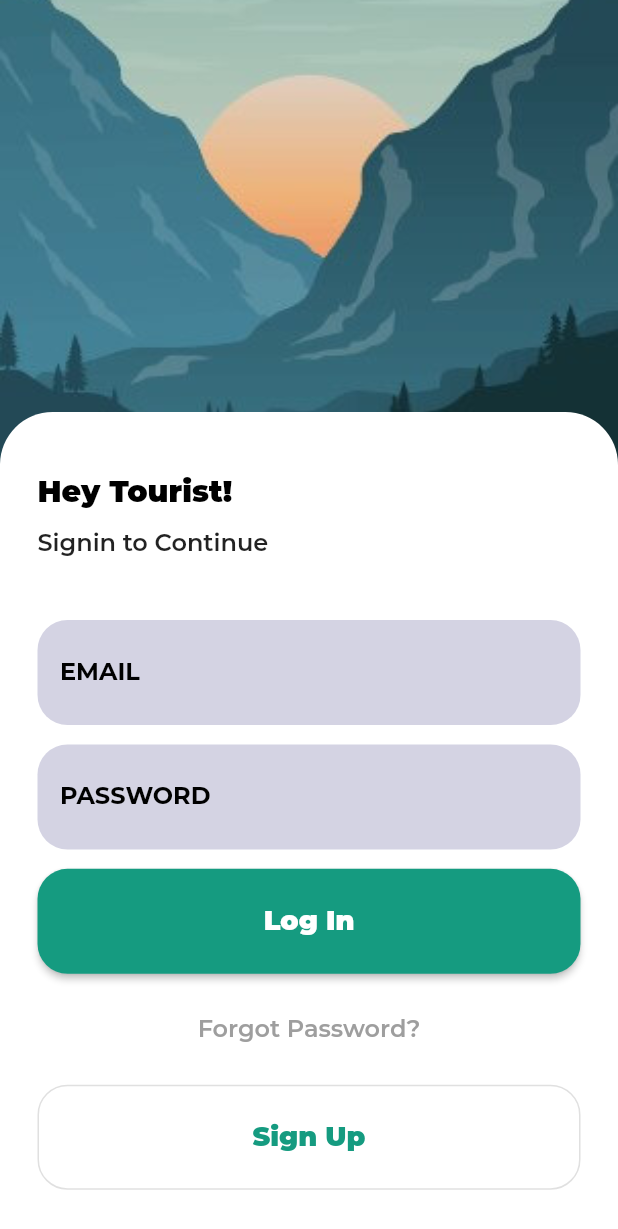
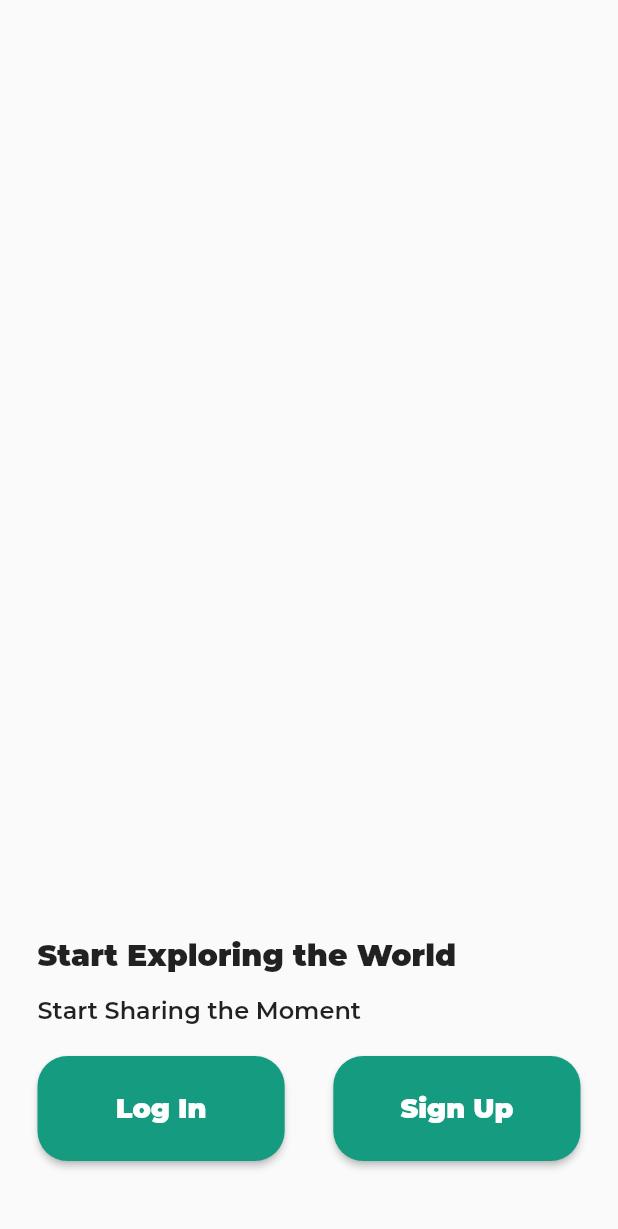
Before and after one commit to amaan-0331/project_hp, a Flutter app: the screen it shows after launch, on a phone screen of 412 x 824 dp. Shown: the top 1229 px of the screen. Run offline on Flutter 3.47's test engine with Material 2 defaults, Android fonts, the phone set to English and light mode, and no system bars; our stand-ins replace cloud_firestore, firebase_auth, firebase_core, flutter_spinkit, logger, shared_preferences; accounts and stored records are empty; project files that could hold a hidden picture were left out.

Commit message:
feat(multi) auth screen completed

```diff
--- a/lib/components/button/main_button.dart
+++ b/lib/components/button/main_button.dart
@@ -3,16 +3,16 @@ import 'package:flutter/material.dart';
 class MainButton extends StatelessWidget {
   const MainButton(
       {Key? key,
-      required this.size,
       required this.btnText,
       required this.btnFunc,
+      required this.btnWidth,
       this.tagName = ''})
       : super(key: key);
 
-  final Size size;
   final String btnText;
   final Function() btnFunc;
   final Object tagName;
+  final double btnWidth;
 
   @override
   Widget build(BuildContext context) {
@@ -22,9 +22,8 @@ class MainButton extends StatelessWidget {
         onPressed: btnFunc,
         child: Text(btnText),
         style: ElevatedButton.styleFrom(
-          fixedSize: Size(size.width, 70),
-          padding:
-              EdgeInsets.symmetric(horizontal: size.width / 8, vertical: 23),
+          fixedSize: Size(btnWidth, 70),
+          // padding:EdgeInsets.symmetric(horizontal: size.width / 8, vertical: 23),
         ),
       ),
     );
--- a/lib/main.dart
+++ b/lib/main.dart
@@ -13,6 +13,7 @@ Future<void> main() async {
       ChangeNotifierProvider(create: (context) => AuthProvider()),
       ChangeNotifierProvider(create: (context) => LoginProvider()),
       ChangeNotifierProvider(create: (context) => SignUpProvider()),
+      ChangeNotifierProvider(create: (context) => ForgotPasswordProvider()),
     ],
     child: MyApp(),
   ));
--- a/lib/screens/login_screen/login_screen_content.dart
+++ b/lib/screens/auth_screen/login_screen_content.dart
@@ -5,14 +5,14 @@ import 'package:project_hp/components/button/secondary_button.dart';
 import 'package:project_hp/components/button/text_button.dart';
 import 'package:project_hp/components/text_input/text_input.dart';
 import 'package:project_hp/providers/auth_providers/auth_provider.dart';
-import 'package:project_hp/screens/forgot_password/forgot_password.dart';
-import 'package:project_hp/screens/signup_screen/signup_screen.dart';
+import 'package:project_hp/screens/auth_screen/auth_screen.dart';
+import 'package:project_hp/utils/constants.dart';
 import 'package:project_hp/utils/functions.dart';
 import 'package:project_hp/utils/validator.dart';
 import 'package:provider/provider.dart';
 
-class LoginContent extends StatefulWidget {
-  const LoginContent({
+class LogInScreenContent extends StatefulWidget {
+  const LogInScreenContent({
     Key? key,
     required this.size,
   }) : super(key: key);
@@ -20,16 +20,16 @@ class LoginContent extends StatefulWidget {
   final Size size;
 
   @override
-  _LoginContentState createState() => _LoginContentState();
+  _LogInScreenContentState createState() => _LogInScreenContentState();
 }
 
-class _LoginContentState extends State<LoginContent> {
+class _LogInScreenContentState extends State<LogInScreenContent> {
   @override
   Widget build(BuildContext context) {
     return Consumer<LoginProvider>(
       builder: (context, value, child) {
         return Form(
-          key: value.getFormKey,
+          key: value.getLoginFormKey,
           child: Column(
             crossAxisAlignment: CrossAxisAlignment.start,
             mainAxisAlignment: MainAxisAlignment.spaceEvenly,
@@ -65,15 +65,16 @@ class _LoginContentState extends State<LoginContent> {
                   ? UtilFuncs.loader
                   : MainButton(
                       tagName: 'logInBtn',
-                      size: widget.size,
                       btnText: 'Log In',
+                      btnWidth: widget.size.width,
                       btnFunc: () => value.startLoginProcess(context),
                     ),
               TextOnlyButton(
                 tagName: 'forgotPasswordBtn',
                 btnFunc: () {
                   Logger().wtf('Dude forgot the password!!! ;))');
-                  NavigatorFuncs.navigateToNoBack(context, ForgotPassword());
+                  NavigatorFuncs.navigateToNoBack(context,
+                      AuthScreen(userSelection: Screens.forgotPasswordScreen));
                 },
                 btnText: 'Forgot Password?',
               ),
@@ -81,8 +82,8 @@ class _LoginContentState extends State<LoginContent> {
                   tagName: 'signUpBtn',
                   size: widget.size,
                   btnText: 'Sign Up',
-                  btnFunc: () =>
-                      NavigatorFuncs.navigateToNoBack(context, SignUpScreen())),
+                  btnFunc: () => NavigatorFuncs.navigateToNoBack(context,
+                      AuthScreen(userSelection: Screens.signUpScreen))),
               SizedBox(
                 height: 5,
               ),
--- /dev/null
+++ b/lib/screens/auth_screen/welcome_screen.dart
@@ -0,0 +1,72 @@
+import 'package:flutter/material.dart';
+import 'package:project_hp/components/button/main_button.dart';
+import 'package:project_hp/screens/auth_screen/auth_screen.dart';
+import 'package:project_hp/utils/constants.dart';
+import 'package:project_hp/utils/functions.dart';
+
+class WelcomeScreen extends StatefulWidget {
+  WelcomeScreen({Key? key}) : super(key: key);
+
+  @override
+  _WelcomeScreenState createState() => _WelcomeScreenState();
+}
+
+class _WelcomeScreenState extends State<WelcomeScreen> {
+  @override
+  Widget build(BuildContext context) {
+    var size = MediaQuery.of(context).size;
+
+    return Scaffold(
+      body: Container(
+        width: size.width,
+        padding: EdgeInsets.symmetric(horizontal: 25),
+        child: Column(
+          mainAxisAlignment: MainAxisAlignment.end,
+          crossAxisAlignment: CrossAxisAlignment.start,
+          children: [
+            Text(
+              'Start Exploring the World',
+              style: TextStyle(
+                  fontFamily: 'Montserrat',
+                  fontWeight: FontWeight.w800,
+                  fontSize: 20),
+            ),
+            SizedBox(
+              height: 15,
+            ),
+            Text(
+              'Start Sharing the Moment',
+              style: TextStyle(
+                  fontFamily: 'Montserrat',
+                  fontWeight: FontWeight.w600,
+                  fontSize: 16),
+            ),
+            SizedBox(
+              height: 20,
+            ),
+            Row(
+              mainAxisAlignment: MainAxisAlignment.spaceBetween,
+              children: [
+                MainButton(
+                    tagName: 'logInBtn',
+                    btnText: 'Log In',
+                    btnWidth: size.width * 2 / 5,
+                    btnFunc: () => NavigatorFuncs.navigateTo(context,
+                        AuthScreen(userSelection: Screens.logInScreen))),
+                MainButton(
+                    tagName: 'signUpBtn',
+                    btnText: 'Sign Up',
+                    btnWidth: size.width * 2 / 5,
+                    btnFunc: () => NavigatorFuncs.navigateTo(context,
+                        AuthScreen(userSelection: Screens.signUpScreen))),
+              ],
+            ),
+            SizedBox(
+              height: 50,
+            ),
+          ],
+        ),
+      ),
+    );
+  }
+}
--- a/lib/screens/login_screen/login_screen.dart
+++ /dev/null
@@ -1,42 +0,0 @@
-import 'package:flutter/material.dart';
-import 'package:project_hp/components/background_image.dart';
-import 'package:project_hp/screens/login_screen/login_screen_content.dart';
-
-class LogInScreen extends StatelessWidget {
-  const LogInScreen({Key? key}) : super(key: key);
-
-  @override
-  Widget build(BuildContext context) {
-    var size = MediaQuery.of(context).size;
-    return Scaffold(
-      body: SingleChildScrollView(
-        child: Stack(
-          children: [
-            BackgroundImage(
-              size: size,
-              imgUrl: 'assets/images/background1.jpg',
-            ),
-            Column(
-              children: [
-                SizedBox(
-                  height: size.height / 3,
-                ),
-                Container(
-                  padding: EdgeInsets.symmetric(horizontal: 25),
-                  width: size.width,
-                  height: size.height * 2 / 3,
-                  decoration: BoxDecoration(
-                      color: Colors.white,
-                      borderRadius: BorderRadius.only(
-                          topLeft: Radius.circular(35),
-                          topRight: Radius.circular(35))),
-                  child: LoginContent(size: size),
-                ),
-              ],
-            )
-          ],
-        ),
-      ),
-    );
-  }
-}
--- /dev/null
+++ b/lib/utils/constants.dart
@@ -0,0 +1,5 @@
+enum Screens {
+  logInScreen,
+  signUpScreen,
+  forgotPasswordScreen,
+}
--- a/pubspec.yaml
+++ b/pubspec.yaml
@@ -27,6 +27,7 @@ dependencies:
   firebase_auth: "^3.0.1"
   cloud_firestore: "^2.4.0"
   provider: ^5.0.0
+  shared_preferences: ^2.0.6
 
   # The following adds the Cupertino Icons font to your application.
   # Use with the CupertinoIcons class for iOS style icons.
```
Also changed, not shown: lib/controllers/auth_controller.dart (+32 -2 lines), lib/providers/auth_providers/auth_provider.dart (+32 -2 lines), lib/screens/account_screen/account_screen.dart (added, +32 -0 lines), lib/screens/auth_screen/auth_screen.dart (added, +87 -0 lines), lib/screens/auth_screen/forgot_password_content.dart (renamed from lib/screens/signup_screen/signup_screen_content.dart, +21 -39 lines), lib/screens/auth_screen/signup_screen_content.dart (added, +106 -0 lines), lib/screens/forgot_password/forgot_password.dart (deleted, +0 -42 lines), lib/screens/forgot_password/forgot_password_content.dart (deleted, +0 -114 lines), lib/screens/home_screen/home_screen.dart (+15 -2 lines), lib/screens/signup_screen/signup_screen.dart (deleted, +0 -42 lines), lib/screens/splash_screen.dart (+11 -4 lines), pubspec.lock.
